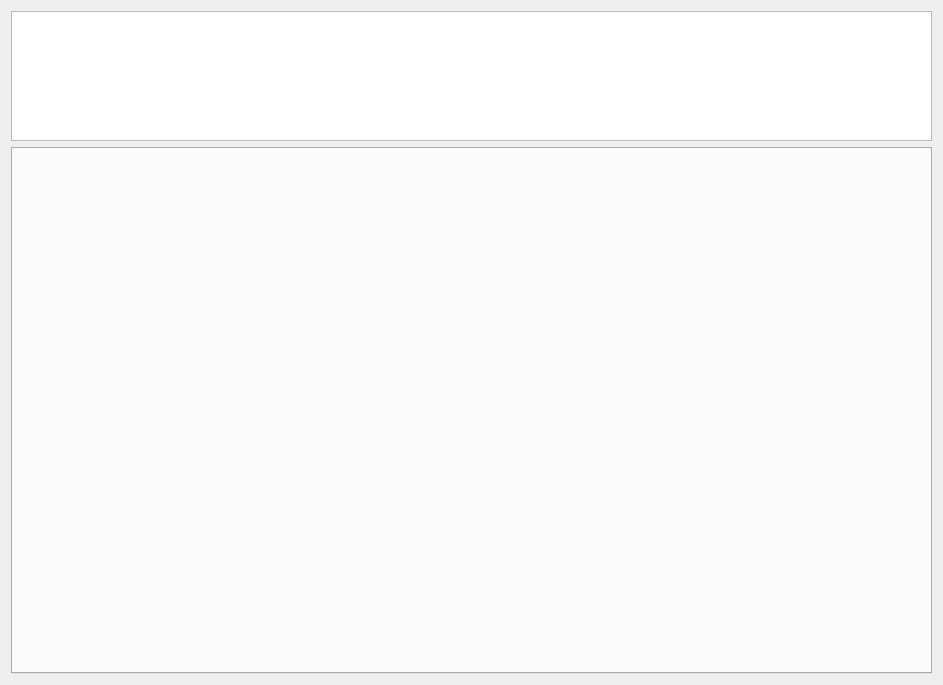
This is ProductEvalTool/qc-busbar/mainface/face_power.ui in ChinaClever/ProductEvalTool as Qt 5 draws it before an edit. The edited form follows.
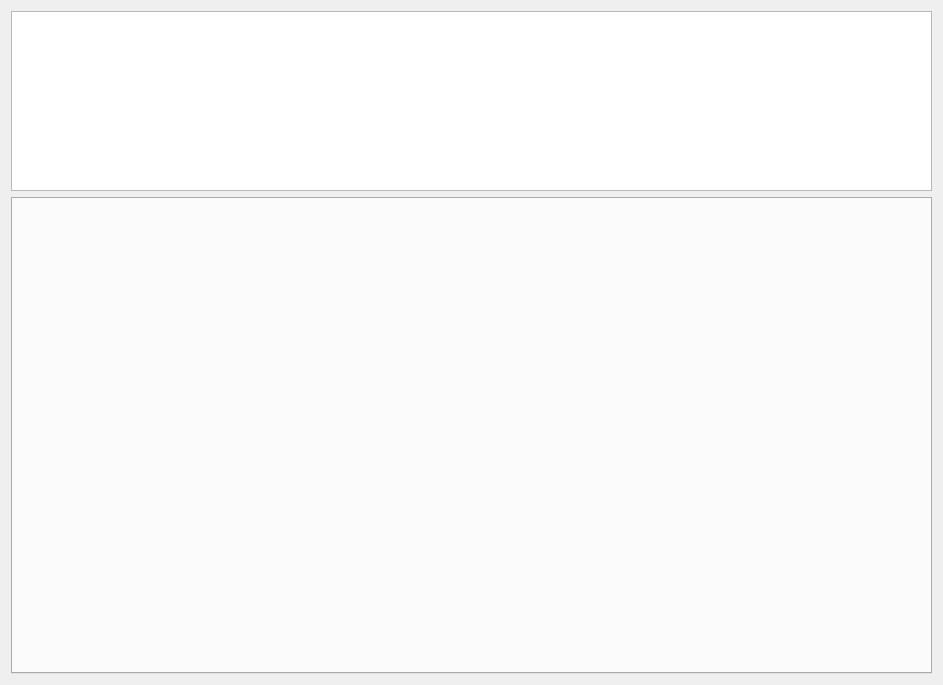
This is the edited form.

Commit message: 修改界面

Diff of the .ui file:
```diff
--- a/ProductEvalTool/qc-busbar/mainface/face_power.ui
+++ b/ProductEvalTool/qc-busbar/mainface/face_power.ui
@@ -19,13 +19,13 @@
      <property name="maximumSize">
       <size>
        <width>16777215</width>
-       <height>130</height>
+       <height>180</height>
       </size>
      </property>
      <property name="font">
       <font>
        <family>微软雅黑</family>
-       <pointsize>32</pointsize>
+       <pointsize>33</pointsize>
       </font>
      </property>
      <property name="readOnly">
```
The commit also changes 7 other files.
